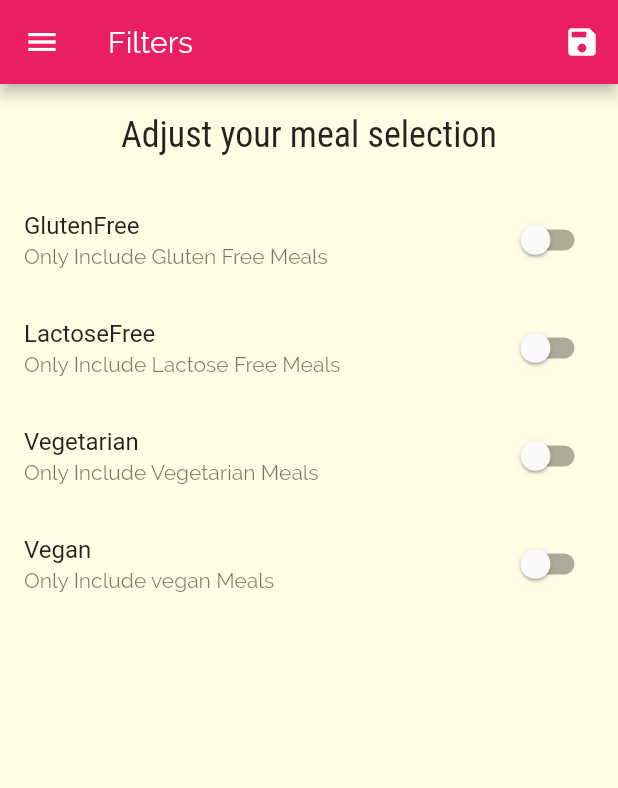
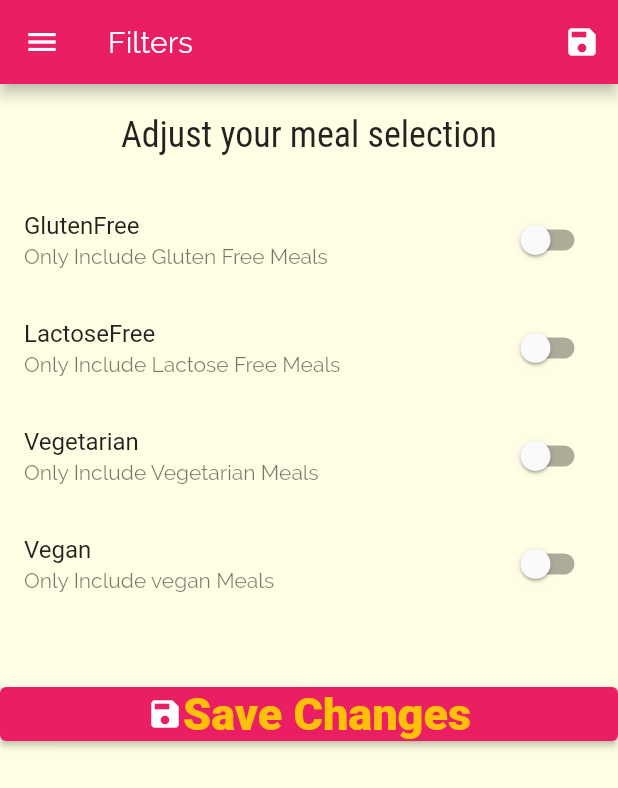
Before and after one commit to HarshRathi2511/meals-_app, a Flutter app: the FiltersScreen screen opened by its route, on a phone screen of 412 x 824 dp. Shown: the top 788 px of the screen. Run offline on Flutter 3.47's test engine with Material 2 defaults, Android fonts, the phone set to English and light mode, and no system bars.

```diff
--- a/lib/screens/category_meals_screen.dart
+++ b/lib/screens/category_meals_screen.dart
@@ -42,8 +42,7 @@ class _CategoryMealsScreenState extends State<CategoryMealsScreen> {
    }
     final routeArgs = ModalRoute.of(context).settings.arguments as Map<String, String>; //recievs the arguments(map) passed in pushNamed
      categoryTitle = routeArgs['title'];
-    final categoryId = routeArgs[
-        'id']; //to get the id of the food type pressed by the user ->italian,quick easy etc
+    final categoryId = routeArgs[ 'id']; //to get the id of the food type pressed by the user ->italian,quick easy etc
 
     //to filter the meals which have a particular category eg c1=> x,y,z
     displayedMeals = widget.availableMeals.where((meal) {
@@ -77,7 +76,7 @@ class _CategoryMealsScreenState extends State<CategoryMealsScreen> {
               duration: displayedMeals[index].duration,
               complexity: displayedMeals[index].complexity,
               affordability: displayedMeals[index].affordability,
-              removeItem: removeMeal,);
+              removeItem: null,);
 
         },
         itemCount: displayedMeals.length,
--- a/lib/screens/filters_screen.dart
+++ b/lib/screens/filters_screen.dart
@@ -8,9 +8,9 @@ class FiltersScreen extends StatefulWidget {
   static const String routeName = '/filters';
 
   final Function saveFilters;
-  final Map<String,bool> currentFilters;
+  final Map<String, bool> currentFilters;
 
-  FiltersScreen(this.currentFilters,this.saveFilters);
+  FiltersScreen(this.currentFilters, this.saveFilters);
 
   @override
   _FiltersScreenState createState() => _FiltersScreenState();
@@ -23,12 +23,12 @@ class _FiltersScreenState extends State<FiltersScreen> {
   var _vegan = false;
 
   @override
-initState()  //to initialise our switches to the currently matched filters
+  initState() //to initialise our switches to the currently matched filters
   {
-  _glutenFree=widget.currentFilters['gluten'];
-  _lactoseFree=widget.currentFilters['lactose'];
-  _vegan=widget.currentFilters['vegan'];
-  _vegetarian=widget.currentFilters['vegetarian'];
+    _glutenFree = widget.currentFilters['gluten'];
+    _lactoseFree = widget.currentFilters['lactose'];
+    _vegan = widget.currentFilters['vegan'];
+    _vegetarian = widget.currentFilters['vegetarian'];
     super.initState();
   }
 
@@ -54,13 +54,13 @@ initState()  //to initialise our switches to the currently matched filters
           IconButton(
               icon: Icon(Icons.save),
               onPressed: () {
-                final selectedFilters =   //this map is forwaded to the function saveFilters in the main
+                final selectedFilters = //this map is forwaded to the function saveFilters in the main
                     {
-                    'gluten': _glutenFree,  //setting values with what the user choose
+                  'gluten':
+                      _glutenFree, //setting values with what the user choose
                   'lactose': _lactoseFree,
                   'vegan': _vegan,
                   'vegetarian': _vegetarian,
-
                 };
 
                 widget.saveFilters(selectedFilters);
@@ -118,6 +118,32 @@ initState()  //to initialise our switches to the currently matched filters
                 });
               },
             ),
+            SizedBox(height: 40),
+            ElevatedButton(
+                child: Row(
+                    mainAxisAlignment: MainAxisAlignment.center,
+                    children: [
+                      Icon(
+                        Icons.save,
+                      ),
+                      Text('Save Changes',
+                          style: TextStyle(
+                              fontWeight: FontWeight.w900,
+                              fontSize: 30,
+                              color: Theme.of(context).accentColor))
+                    ]),
+                onPressed: () {
+                  final selectedFilters = //this map is forwaded to the function saveFilters in the main
+                      {
+                    'gluten':
+                        _glutenFree, //setting values with what the user choose
+                    'lactose': _lactoseFree,
+                    'vegan': _vegan,
+                    'vegetarian': _vegetarian,
+                  };
+
+                  widget.saveFilters(selectedFilters);
+                }),
           ],
         )),
       ]),
```
Also changed, not shown: lib/main.dart (+28 -2 lines), lib/screens/favorites_screen.dart (+31 -3 lines), lib/screens/meal_detail_screen.dart (+8 -5 lines), lib/screens/tabs_screen.dart (+17 -4 lines). Lines whose indentation alone changed are shown as unchanged.
